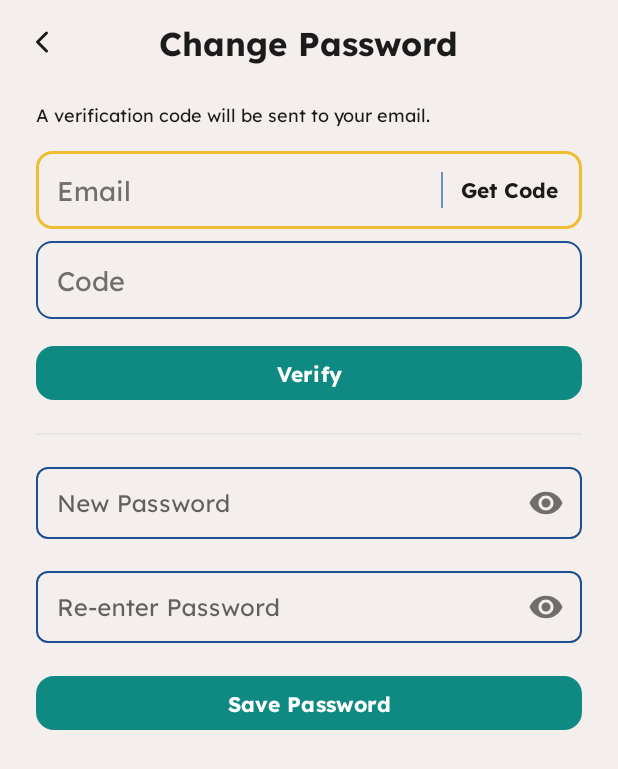
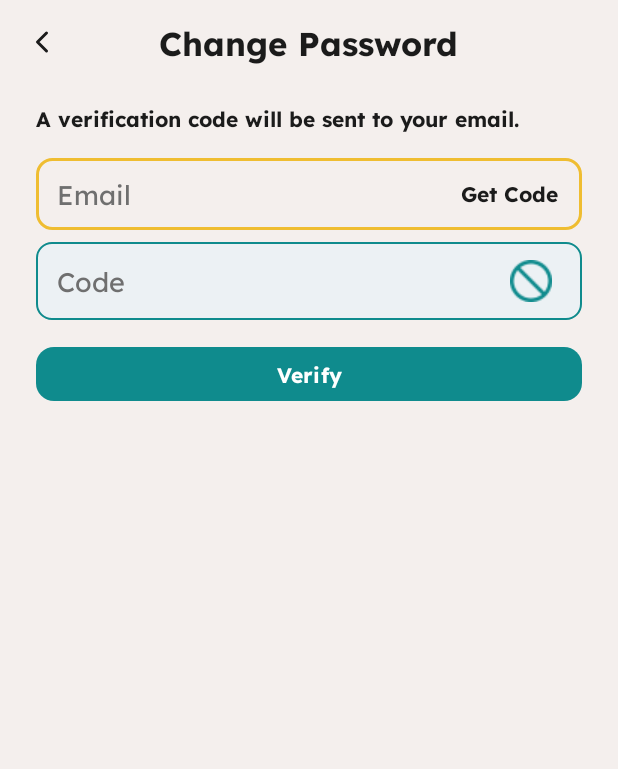
Before and after one commit to MalulanM/Gr8Math, an Android app: the screen it shows after launch (ForgotPasswordActivity), after a tap on "Forgot Password?", on a phone screen of 412 x 824 dp. Shown: the top 769 px of the screen. Run offline under Robolectric (Android 15) with nearby library versions, the phone set to English and light mode, and no system bars; 2 other taps on this screen came first.

Commit message:
10/31/2025 - Login and Forgot Password Re-made

```diff
--- a/app/src/main/java/com/example/gr8math/AppLoginActivity.kt
+++ b/app/src/main/java/com/example/gr8math/AppLoginActivity.kt
@@ -48,11 +48,13 @@ class AppLoginActivity : AppCompatActivity() {
 
     }
     fun login(){
+
         val apiService = ConnectURL.api
         val user = LoginUser(
             email = etEmail.text.toString(),
             password = etPassword.text.toString()
         )
+
         val call = apiService.loginUser(user)
         call.enqueue(object : retrofit2.Callback<ResponseBody> {
             override fun onResponse(call: Call<ResponseBody>, response: Response<ResponseBody>) {
--- a/app/src/main/java/com/example/gr8math/ForgotPasswordActivity.kt
+++ b/app/src/main/java/com/example/gr8math/ForgotPasswordActivity.kt
@@ -6,17 +6,10 @@ import android.util.Log
 import android.widget.Button
 import android.widget.EditText
 import android.widget.TextView
-import android.widget.Toast
 import androidx.appcompat.app.AppCompatActivity
 import androidx.core.content.ContextCompat
-import com.google.android.material.appbar.MaterialToolbar
-import com.example.gr8math.R
-import okhttp3.OkHttpClient
 import okhttp3.ResponseBody
 import retrofit2.Call
-import retrofit2.Retrofit
-import retrofit2.converter.gson.GsonConverterFactory
-import java.util.concurrent.TimeUnit
 
 class ForgotPasswordActivity : AppCompatActivity() {
     lateinit var codeInput: EditText;
@@ -34,7 +27,7 @@ class ForgotPasswordActivity : AppCompatActivity() {
         super.onCreate(savedInstanceState)
         setContentView(R.layout.forgot_password_activity)
 
-        findViewById<MaterialToolbar>(R.id.toolbar).setNavigationOnClickListener { finish() }
+        /*findViewById<MaterialToolbar>(R.id.toolbar).setNavigationOnClickListener { finish() }
         init()
 
         txtSendCode.setOnClickListener {
@@ -47,7 +40,7 @@ class ForgotPasswordActivity : AppCompatActivity() {
 
         savePassBtn.setOnClickListener {
             updatePassword()
-        }
+        }*/
     }
 
     fun init(){
--- /dev/null
+++ b/app/src/main/java/com/example/gr8math/SplashActivity.kt
@@ -0,0 +1,27 @@
+package com.example.gr8math
+
+import android.content.Intent
+import android.os.Bundle
+import android.os.Handler
+import androidx.appcompat.app.AppCompatActivity
+
+class SplashActivity : AppCompatActivity() {
+
+    override fun onCreate(savedInstanceState: Bundle?) {
+        super.onCreate(savedInstanceState)
+        setContentView(R.layout.activity_splash)
+
+        // Delay transition to the login screen for 3 seconds
+        Handler().postDelayed({
+            // Start the LoginActivity
+            val intent = Intent(this@SplashActivity, AppLoginActivity::class.java)
+            startActivity(intent)
+
+            // Apply the fade-out animation to the SplashActivity
+            overridePendingTransition(R.anim.fade_in, R.anim.fade_out)
+
+            // Close the SplashActivity
+            finish()
+        }, 3000)  // 3000 milliseconds = 3 seconds
+    }
+}
--- /dev/null
+++ b/app/src/main/res/anim/fade_in.xml
@@ -0,0 +1,5 @@
+<?xml version="1.0" encoding="utf-8"?>
+<alpha xmlns:android="http://schemas.android.com/apk/res/android"
+    android:duration="500"
+    android:fromAlpha="0.0"
+    android:toAlpha="1.0" />
--- /dev/null
+++ b/app/src/main/res/anim/fade_out.xml
@@ -0,0 +1,5 @@
+<?xml version="1.0" encoding="utf-8"?>
+<alpha xmlns:android="http://schemas.android.com/apk/res/android"
+    android:duration="500"
+    android:fromAlpha="1.0"
+    android:toAlpha="0.0" />
--- a/app/src/main/res/color/til_stroke.xml
+++ b/app/src/main/res/color/til_stroke.xml
@@ -3,7 +3,7 @@
     <!-- Focused outline -->
     <item android:state_enabled="true" android:state_focused="true" android:color="@color/saffron"/>
     <!-- Hover (optional) -->
-    <item android:state_enabled="true" android:state_hovered="true" android:color="@color/colorMatisse"/>
+    <item android:state_enabled="true" android:state_hovered="true" android:color="@color/colorDarkCyan"/>
     <!-- Idle outline -->
-    <item android:color="@color/colorMatisse"/>
+    <item android:color="@color/colorDarkCyan"/>
 </selector>
--- a/app/src/main/res/drawable/bg_code_box.xml
+++ b/app/src/main/res/drawable/bg_code_box.xml
@@ -12,8 +12,8 @@
     <!-- Default (idle) -->
     <item>
         <shape android:shape="rectangle">
-            <solid android:color="@color/colorLight"/>
-            <stroke android:width="1dp" android:color="@color/colorMatisse"/>
+            <solid android:color="@color/colorAccent"/>
+            <stroke android:width="1dp" android:color="@color/colorDarkCyan"/>
             <corners android:radius="10dp"/>
         </shape>
     </item>
--- a/app/src/main/res/layout/forgot_password_activity.xml
+++ b/app/src/main/res/layout/forgot_password_activity.xml
@@ -7,7 +7,7 @@
     android:layout_height="match_parent"
     android:background="@color/colorLight">
 
-    <!-- Top bar: back + centered bold title -->
+    <!-- Top bar: back + centered title -->
     <com.google.android.material.appbar.MaterialToolbar
         android:id="@+id/toolbar"
         android:layout_width="0dp"
@@ -41,60 +41,52 @@
             android:paddingBottom="12dp">
 
             <!-- Info text -->
-
             <TextView
                 android:layout_width="match_parent"
                 android:layout_height="wrap_content"
+                android:justificationMode="inter_word"
+                android:paddingBottom="8dp"
                 android:text="@string/fp_info"
                 android:textColor="@color/colorText"
-                android:textSize="12sp"
-                android:justificationMode="inter_word"
-                tools:ignore="UnusedAttribute"
-                android:paddingBottom="8dp" />
+                android:textSize="14sp"
+                android:textStyle="bold"
+                tools:ignore="UnusedAttribute" />
 
-            <!-- ONE outlined box: Code | Get Code -->
+            <!-- Email input and Get Code -->
             <LinearLayout
                 android:id="@+id/boxEmailCode"
                 android:layout_width="match_parent"
-                android:layout_height="52dp"
+                android:layout_height="48dp"
                 android:layout_marginTop="8dp"
+                android:addStatesFromChildren="true"
                 android:background="@drawable/bg_code_box"
+                android:clickable="true"
+                android:focusable="true"
+                android:focusableInTouchMode="true"
                 android:gravity="center_vertical"
                 android:paddingStart="12dp"
-                android:paddingEnd="12dp"
-                android:focusable="true"
-                android:focusableInTouchMode="true"
-                android:addStatesFromChildren="true"
-                android:clickable="true">
+                android:paddingEnd="12dp">
 
-                <!-- Code input (no background so it blends) -->
                 <EditText
                     android:id="@+id/etEmailCode"
-                    android:layout_width="0dp"
+                    android:layout_width="match_parent"
                     android:layout_height="match_parent"
                     android:layout_weight="1"
+                    android:background="@android:color/transparent"
+                    android:fontFamily="@font/lexend"
                     android:hint="@string/fp_Emailcode"
-                    android:background="@android:color/transparent"
                     android:paddingStart="2dp"
                     android:paddingEnd="8dp"
+                    android:singleLine="true"
                     android:textColor="@color/colorText"
                     android:textColorHint="@color/colorSubtleText"
-                    android:fontFamily="@font/lexend"
-                    android:singleLine="true" />
+                    app:boxStrokeWidth="1dp"
+                    app:boxStrokeWidthFocused="2dp" />
 
-                <!-- Vertical divider -->
-                <View
-                    android:layout_width="1dp"
-                    android:layout_height="24dp"
-                    android:background="@color/colorMatisse"
-                    android:alpha="0.6" />
-
-                <!-- Get Code tappable text -->
                 <TextView
                     android:id="@+id/tvGetCode"
                     android:layout_width="wrap_content"
                     android:layout_height="35dp"
-                    android:height="80dp"
                     android:clickable="true"
                     android:fontFamily="@font/lexend"
                     android:foreground="?attr/selectableItemBackgroundBorderless"
@@ -106,6 +98,7 @@
                     android:textStyle="bold" />
             </LinearLayout>
 
+            <!-- Code input -->
             <LinearLayout
                 android:id="@+id/boxCode"
                 android:layout_width="match_parent"
@@ -120,104 +113,35 @@
                 android:addStatesFromChildren="true"
                 android:clickable="true">
 
-                <!-- Code input (no background so it blends) -->
+                <!-- Code input with an icon inside -->
                 <EditText
                     android:id="@+id/etCode"
-                    android:layout_width="0dp"
+                    android:layout_width="match_parent"
                     android:layout_height="match_parent"
                     android:layout_weight="1"
-                    android:hint="@string/fp_code"
                     android:background="@android:color/transparent"
+                    android:drawableEnd="@drawable/ic_disable"
+                    android:fontFamily="@font/lexend"
+                    android:hint="Code"
                     android:paddingStart="2dp"
                     android:paddingEnd="8dp"
+                    android:singleLine="true"
                     android:textColor="@color/colorText"
-                    android:textColorHint="@color/colorSubtleText"
-                    android:fontFamily="@font/lexend"
-                    android:singleLine="true" />
-
-                <!-- Vertical divider -->
-
-                <!-- Get Code tappable text -->
+                    android:textColorHint="@color/colorSubtleText" /> <!-- Icon on the right end -->
             </LinearLayout>
 
-            <!-- Verify (locked/dark-cyan if you set a state tint) -->
+
+            <!-- Verify button -->
             <com.google.android.material.button.MaterialButton
                 android:id="@+id/btnVerify"
                 style="@style/Gr8ButtonStyle"
                 android:layout_width="match_parent"
                 android:layout_height="48dp"
                 android:layout_marginTop="12dp"
+                android:enabled="false"
                 android:text="@string/fp_verify"
-                android:enabled="false"
                 app:backgroundTint="@color/btn_primary_state" />
 
-            <!-- Divider line -->
-            <View
-                android:layout_width="match_parent"
-                android:layout_height="1dp"
-                android:layout_marginTop="16dp"
-                android:background="#E6E6E6" />
-
-            <!-- New Password -->
-            <com.google.android.material.textfield.TextInputLayout
-                style="@style/Gr8TextInputStyle"
-                android:layout_width="match_parent"
-                android:layout_height="wrap_content"
-                android:layout_marginTop="16dp"
-                android:hint="@string/fp_new_password"
-                app:passwordToggleEnabled="true"
-                app:boxBackgroundMode="outline"
-                app:boxBackgroundColor="@color/colorLight"
-                app:boxStrokeColor="@color/til_stroke"
-                app:boxStrokeWidth="1dp"
-                app:boxStrokeWidthFocused="2dp">
-
-                <com.google.android.material.textfield.TextInputEditText
-                    android:id="@+id/etNewPass"
-                    android:layout_width="match_parent"
-                    android:layout_height="48dp"
-                    android:inputType="textPassword"
-                    android:fontFamily="@font/lexend"
-                    android:paddingStart="14dp"
-                    android:paddingEnd="14dp"
-                    android:textColor="@color/colorText" />
-            </com.google.android.material.textfield.TextInputLayout>
-
-            <!-- Re-enter Password -->
-            <com.google.android.material.textfield.TextInputLayout
-                style="@style/Gr8TextInputStyle"
-                android:layout_width="match_parent"
-                android:layout_height="wrap_content"
-                android:layout_marginTop="@dimen/field_spacing"
-                android:hint="@string/fp_reenter_password"
-                app:passwordToggleEnabled="true"
-                app:boxBackgroundMode="outline"
-                app:boxBackgroundColor="@color/colorLight"
-                app:boxStrokeColor="@color/til_stroke"
-                app:boxStrokeWidth="1dp"
-                app:boxStrokeWidthFocused="2dp">
-
-                <com.google.android.material.textfield.TextInputEditText
-                    android:id="@+id/etRePass"
-                    android:layout_width="match_parent"
-                    android:layout_height="48dp"
-                    android:inputType="textPassword"
-                    android:fontFamily="@font/lexend"
-                    android:paddingStart="14dp"
-                    android:paddingEnd="14dp"
-                    android:textColor="@color/colorText" />
-            </com.google.android.material.textfield.TextInputLayout>
-
-            <!-- Save Password (locked/dark-cyan initially) -->
-            <com.google.android.material.button.MaterialButton
-                android:id="@+id/btnSave"
-                style="@style/Gr8ButtonStyle"
-                android:layout_width="match_parent"
-                android:layout_height="48dp"
-                android:layout_marginTop="16dp"
-                android:text="@string/fp_save"
-                android:enabled="false"
-                app:backgroundTint="@color/btn_primary_state" />
         </LinearLayout>
     </ScrollView>
 </androidx.constraintlayout.widget.ConstraintLayout>
--- a/app/src/main/res/layout/register_activity.xml
+++ b/app/src/main/res/layout/register_activity.xml
@@ -5,7 +5,7 @@
     xmlns:tools="http://schemas.android.com/tools"
     android:layout_width="match_parent"
     android:layout_height="match_parent"
-    android:background="@color/colorLight">
+    android:background="@color/white">
 
     <!-- Top bar: back + bold centered title -->
     <com.google.android.material.appbar.MaterialToolbar
--- a/app/src/main/res/values/colors.xml
+++ b/app/src/main/res/values/colors.xml
@@ -1,13 +1,13 @@
 <?xml version="1.0" encoding="utf-8"?>
 <resources>
-    <color name="colorAccent">#2A68FF</color>
+    <color name="colorAccent">#ECF1F4</color>
     <color name="colorLight">#F4EFED</color>
-    <color name="colorMatisse">#1E4F91</color>
-    <color name="colorRed">#ED1C24</color>
+    <color name="colorMatisse">#1E4B95</color>
+    <color name="colorRed">#E91D26</color>
     <color name="colorText">#1B1B1B</color>
     <color name="colorSubtleText">#6F6F6F</color>
     <color name="white">#FFFFFF</color>
     <color name="saffron">#EFBD31</color>
-    <color name="colorDarkCyan">#0F8A83</color>
+    <color name="colorDarkCyan">#0F8B8D</color>
     <color name="ecf1f4">#ECF1F4</color>
 </resources>
```
Also changed, not shown: app/src/main/AndroidManifest.xml (+10 -4 lines), app/src/main/java/com/example/gr8math/ui/theme/Color.kt (deleted, +0 -11 lines), app/src/main/java/com/example/gr8math/ui/theme/Theme.kt (deleted, +0 -58 lines), app/src/main/java/com/example/gr8math/ui/theme/Type.kt (deleted, +0 -34 lines), app/src/main/res/layout/activity_splash.xml (added, +58 -0 lines), app/src/main/res/layout/app_login_activity.xml (+12 -8 lines), app/src/main/res/layout/forgot_password_activity_one.xml (added, +126 -0 lines), app/src/main/res/drawable/ic_disable.png (added).
